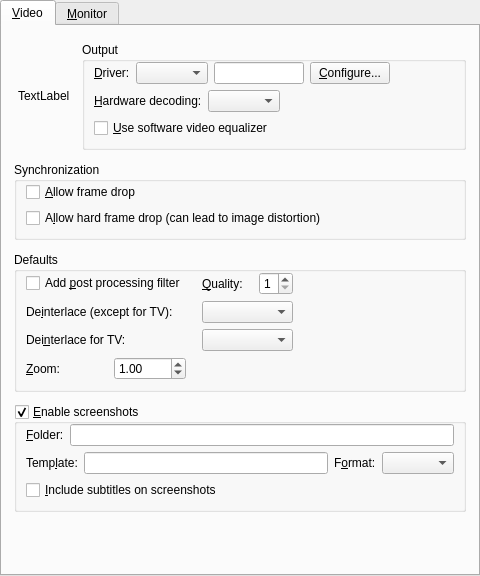
Qt form src/gui/pref/video.ui (wilbert2000/wzplayer) before a commit.
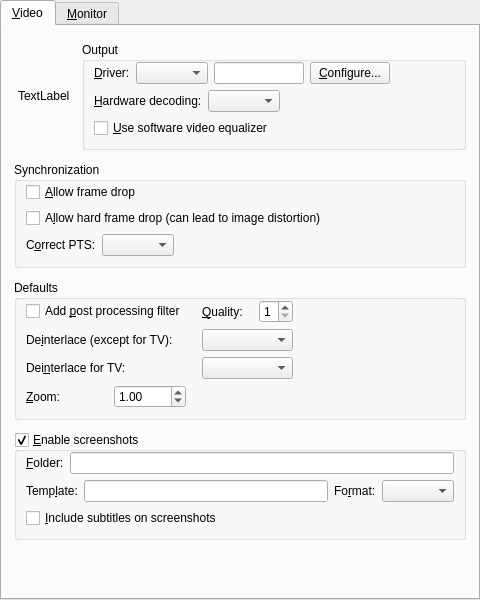
The same form after that commit. Custom widgets are drawn as their Qt base class.

Commit message: Moved correct PTS from advanced to Video section. Moved "Use index" and "Use LAVF demuxer" to new Demuxer section

Diff of the .ui file:
```diff
--- a/src/gui/pref/video.ui
+++ b/src/gui/pref/video.ui
@@ -7,7 +7,7 @@
     <x>0</x>
     <y>0</y>
     <width>480</width>
-    <height>576</height>
+    <height>600</height>
    </rect>
   </property>
   <layout class="QVBoxLayout">
@@ -199,6 +199,39 @@
             </property>
            </widget>
           </item>
+          <item>
+           <layout class="QHBoxLayout" name="correct_pts_layout">
+            <property name="bottomMargin">
+             <number>0</number>
+            </property>
+            <item>
+             <widget class="QLabel" name="label_8">
+              <property name="text">
+               <string>C&amp;orrect PTS:</string>
+              </property>
+              <property name="buddy">
+               <cstring>correct_pts_combo</cstring>
+              </property>
+             </widget>
+            </item>
+            <item>
+             <widget class="Gui::Pref::TTristateCombo" name="correct_pts_combo"/>
+            </item>
+            <item>
+             <spacer>
+              <property name="orientation">
+               <enum>Qt::Horizontal</enum>
+              </property>
+              <property name="sizeHint" stdset="0">
+               <size>
+                <width>40</width>
+                <height>20</height>
+               </size>
+              </property>
+             </spacer>
+            </item>
+           </layout>
+          </item>
          </layout>
         </widget>
        </item>
@@ -388,7 +421,7 @@
             <item>
              <widget class="QLabel" name="screenshot_format_label">
               <property name="text">
-               <string>F&amp;ormat:</string>
+               <string>Fo&amp;rmat:</string>
               </property>
               <property name="buddy">
                <cstring>screenshot_format_combo</cstring>
@@ -520,6 +553,11 @@
    <extends>QLineEdit</extends>
    <header>filechooser.h</header>
   </customwidget>
+  <customwidget>
+   <class>Gui::Pref::TTristateCombo</class>
+   <extends>QComboBox</extends>
+   <header>gui/pref/tristatecombo.h</header>
+  </customwidget>
   <customwidget>
    <class>Gui::Pref::TComboBox</class>
    <extends>QComboBox</extends>
```
Left out of the diff: 2 changed lines with no effect on the pictures. The commit also changes 20 other files.
